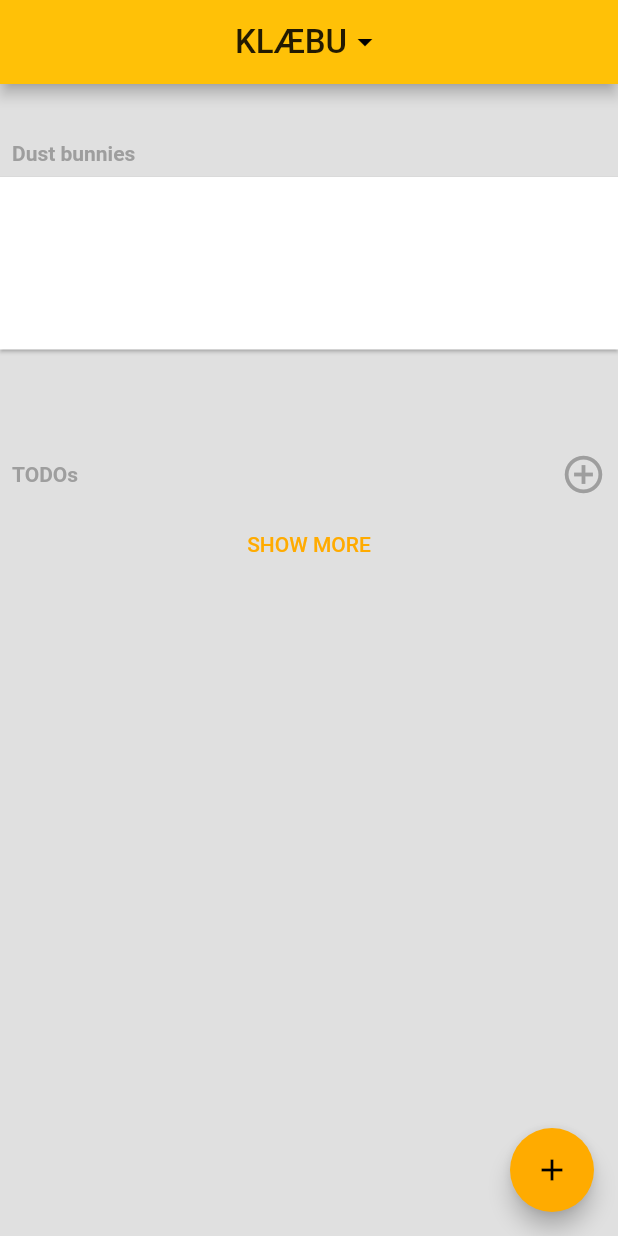
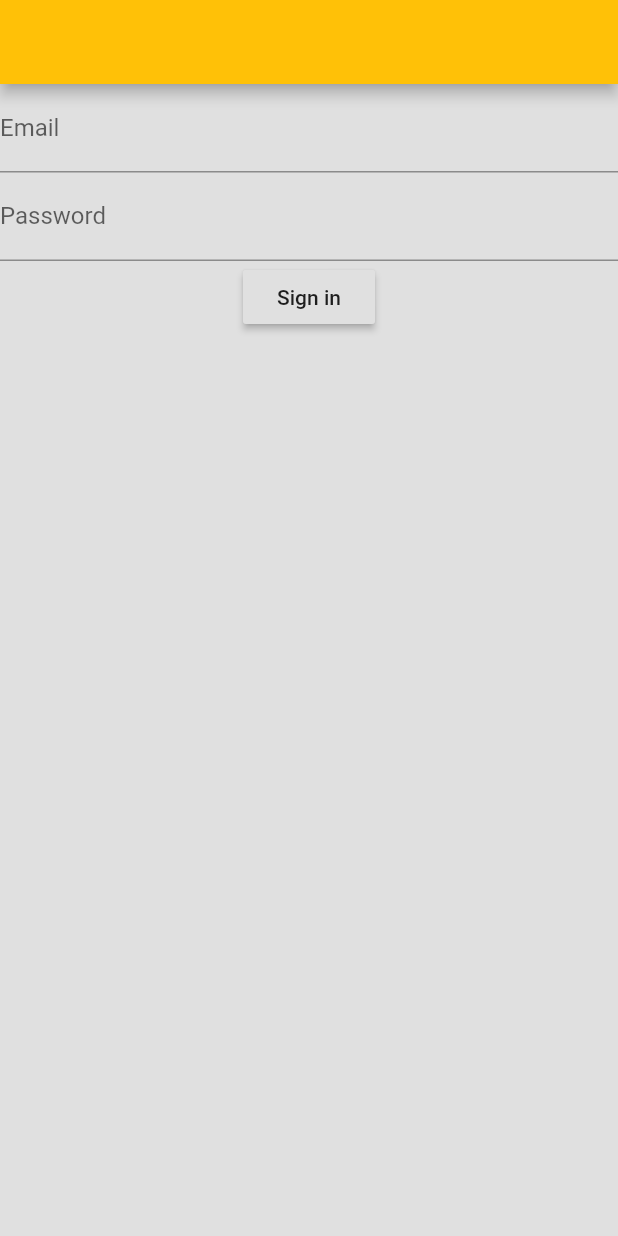
Before and after one commit to nicklasbekkevold/hybelkaninen, a Flutter app: the screen it shows after launch, on a phone screen of 412 x 824 dp. Run offline on Flutter 3.47's test engine with Material 2 defaults, Android fonts, the phone set to English and light mode, and no system bars; our stand-ins replace cloud_firestore; accounts and stored records are empty.

Commit message:
Added login_page

```diff
--- a/lib/main.dart
+++ b/lib/main.dart
@@ -1,6 +1,7 @@
 import 'package:flutter/material.dart';
 
 import './screens/home_page/home_page.dart';
+import 'screens/auth/login_page.dart';
 import './screens/add_task/add_task.dart';
 
 void main() => runApp(Hybelkaninen());
@@ -27,7 +28,7 @@ class Hybelkaninen extends StatelessWidget {
           button: TextStyle(fontSize: 14.0, color: Theme.of(context).accentColor),
         ),
       ),
-      home: HomePage(),
+      home: LoginPage(),
       routes: <String, WidgetBuilder> {
         "HomePage": (BuildContext context) => HomePage(),
         "AddTask": (BuildContext context) => AddTask(),
--- /dev/null
+++ b/lib/screens/auth/login_page.dart
@@ -0,0 +1,69 @@
+// import 'package:firebase_auth/firebase_auth.dart';
+// import 'package:google_sign_in/google_sign_in.dart';
+import '../home_page/home_page.dart';
+import 'package:flutter/material.dart';
+
+class LoginPage extends StatefulWidget {
+  @override
+  _LoginPageState createState() => new _LoginPageState();
+}
+
+class _LoginPageState extends State<LoginPage> {
+
+  final GlobalKey<FormState> _formKey = GlobalKey<FormState>();
+  String _email, _password;
+
+  @override
+  Widget build(BuildContext context) {
+    return new Scaffold(
+      appBar: new AppBar(),
+      body: Form(
+        key: _formKey,
+        child: Column(
+          children: <Widget>[
+            TextFormField(
+              validator: (input) {
+                if(input.isEmpty){
+                  return 'Provide an email';
+                }
+              },
+              decoration: InputDecoration(
+                labelText: 'Email'
+              ),
+              onSaved: (input) => _email = input,
+            ),
+            TextFormField(
+              validator: (input) {
+                if(input.length < 6){
+                  return 'Longer password please';
+                }
+              },
+              decoration: InputDecoration(
+                labelText: 'Password'
+              ),
+              onSaved: (input) => _password = input,
+              obscureText: true,
+            ),
+            RaisedButton(
+              onPressed: () {}, //signIn,
+              child: Text('Sign in'),
+            ),
+          ],
+        )
+      ),
+    );
+  }
+
+  void signIn() async {
+    if(_formKey.currentState.validate()){
+      _formKey.currentState.save();
+      try{
+        // FirebaseUser user = await FirebaseAuth.instance.signInWithEmailAndPassword(email: _email, password: _password);
+        Navigator.push(context, MaterialPageRoute(builder: (context) => HomePage()));
+      } catch(e) {
+        print(e.message);
+      }
+    }
+  }
+
+}
```
